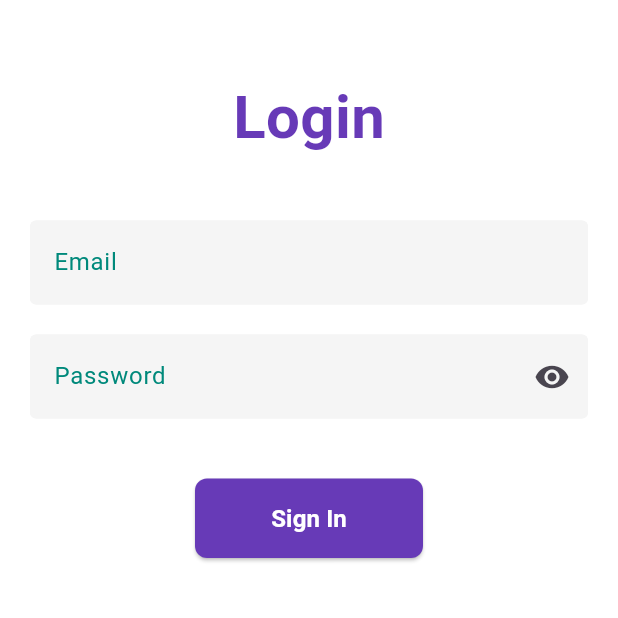
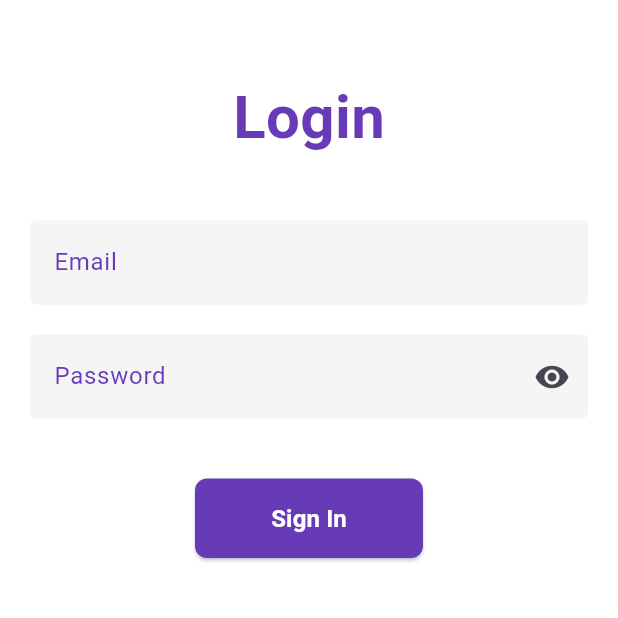
Before and after one commit to Nasiali-Eden/CityWatch, a Flutter app: the LoginPage screen opened directly, on a phone screen of 412 x 824 dp, the top half of it. Run offline on Flutter 3.47's test engine with Material 3 defaults, Android fonts, the phone set to English and light mode, and no system bars; our stand-ins replace cloud_firestore, firebase_auth, firebase_core; accounts and stored records are empty.

Commit message:
Login Page

```diff
--- a/lib/Shared/login.dart
+++ b/lib/Shared/login.dart
@@ -70,7 +70,7 @@ class _LoginPageState extends State<LoginPage> {
                               fillColor: Colors.grey.shade100,
                               filled: true,
                               labelText: 'Email',
-                              labelStyle: TextStyle(color: Colors.teal[600]),
+                              labelStyle: TextStyle(color: Colors.deepPurple),
                             ),
                             validator: (value) {
                               if (value!.isEmpty) {
@@ -102,7 +102,7 @@ class _LoginPageState extends State<LoginPage> {
                                 },
                               ),
                               labelText: 'Password',
-                              labelStyle: TextStyle(color: Colors.teal[600]),
+                              labelStyle: TextStyle(color: Colors.deepPurple),
                               enabledBorder: OutlineInputBorder(
                                 borderSide: BorderSide(
                                     color: Colors.grey.shade100),
```
